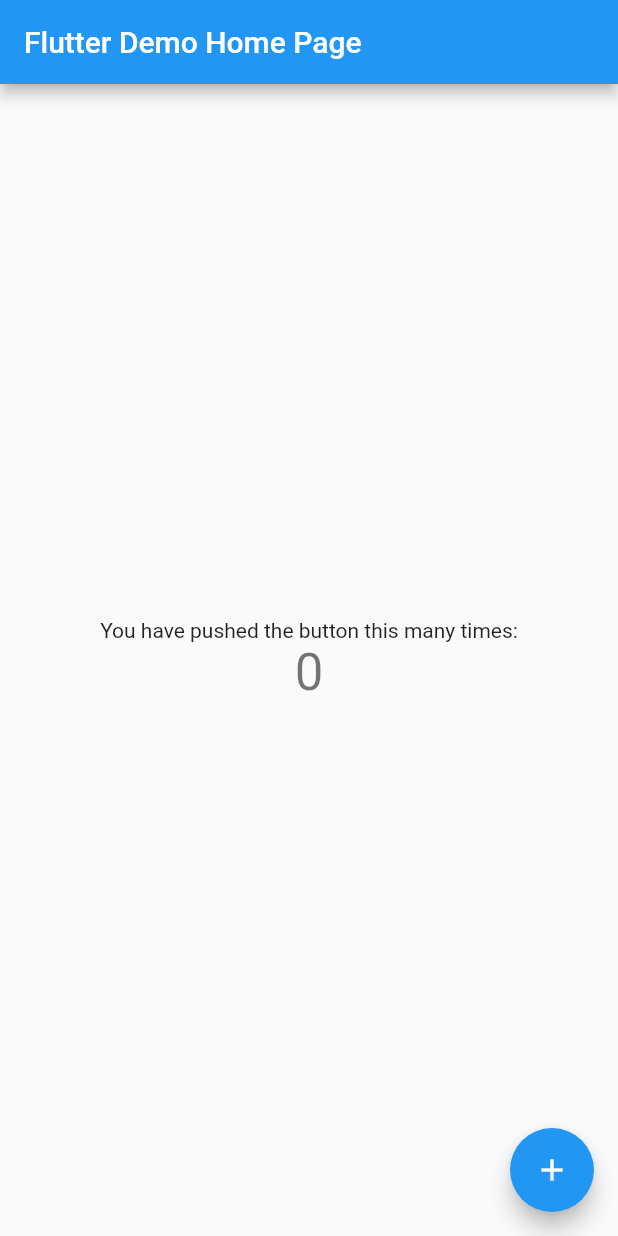
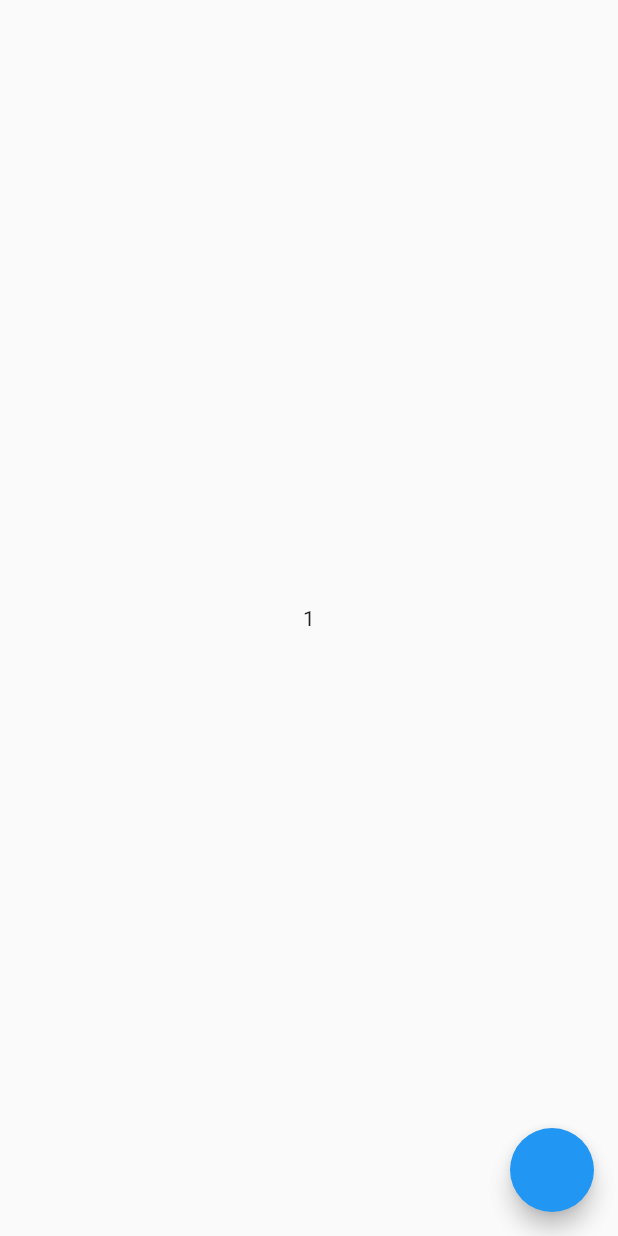
Before and after one commit to shahzebnaqvi/stacked_flutter_practice, a Flutter app: the screen it shows after launch, on a phone screen of 412 x 824 dp. Run offline on Flutter 3.47's test engine with Material 2 defaults, Android fonts, the phone set to English and light mode, and no system bars; our stand-ins replace stacked.

Commit message:
stacked fuctionality

```diff
--- a/lib/main.dart
+++ b/lib/main.dart
@@ -1,4 +1,5 @@
 import 'package:flutter/material.dart';
+import 'package:stacked_flutter_practice/view/home/home_view.dart';
 
 void main() {
   runApp(const MyApp());
@@ -7,109 +8,8 @@ void main() {
 class MyApp extends StatelessWidget {
   const MyApp({Key? key}) : super(key: key);
 
-  // This widget is the root of your application.
   @override
   Widget build(BuildContext context) {
-    return MaterialApp(
-      title: 'Flutter Demo',
-      theme: ThemeData(
-        // This is the theme of your application.
-        //
-        // Try running your application with "flutter run". You'll see the
-        // application has a blue toolbar. Then, without quitting the app, try
-        // changing the primarySwatch below to Colors.green and then invoke
-        // "hot reload" (press "r" in the console where you ran "flutter run",
-        // or simply save your changes to "hot reload" in a Flutter IDE).
-        // Notice that the counter didn't reset back to zero; the application
-        // is not restarted.
-        primarySwatch: Colors.blue,
-      ),
-      home: const MyHomePage(title: 'Flutter Demo Home Page'),
-    );
+    return MaterialApp(home: Home());
   }
 }
-
-class MyHomePage extends StatefulWidget {
-  const MyHomePage({Key? key, required this.title}) : super(key: key);
-
-  // This widget is the home page of your application. It is stateful, meaning
-  // that it has a State object (defined below) that contains fields that affect
-  // how it looks.
-
-  // This class is the configuration for the state. It holds the values (in this
-  // case the title) provided by the parent (in this case the App widget) and
-  // used by the build method of the State. Fields in a Widget subclass are
-  // always marked "final".
-
-  final String title;
-
-  @override
-  State<MyHomePage> createState() => _MyHomePageState();
-}
-
-class _MyHomePageState extends State<MyHomePage> {
-  int _counter = 0;
-
-  void _incrementCounter() {
-    setState(() {
-      // This call to setState tells the Flutter framework that something has
-      // changed in this State, which causes it to rerun the build method below
-      // so that the display can reflect the updated values. If we changed
-      // _counter without calling setState(), then the build method would not be
-      // called again, and so nothing would appear to happen.
-      _counter++;
-    });
-  }
-
-  @override
-  Widget build(BuildContext context) {
-    // This method is rerun every time setState is called, for instance as done
-    // by the _incrementCounter method above.
-    //
-    // The Flutter framework has been optimized to make rerunning build methods
-    // fast, so that you can just rebuild anything that needs updating rather
-    // than having to individually change instances of widgets.
-    return Scaffold(
-      appBar: AppBar(
-        // Here we take the value from the MyHomePage object that was created by
-        // the App.build method, and use it to set our appbar title.
-        title: Text(widget.title),
-      ),
-      body: Center(
-        // Center is a layout widget. It takes a single child and positions it
-        // in the middle of the parent.
-        child: Column(
-          // Column is also a layout widget. It takes a list of children and
-          // arranges them vertically. By default, it sizes itself to fit its
-          // children horizontally, and tries to be as tall as its parent.
-          //
-          // Invoke "debug painting" (press "p" in the console, choose the
-          // "Toggle Debug Paint" action from the Flutter Inspector in Android
-          // Studio, or the "Toggle Debug Paint" command in Visual Studio Code)
-          // to see the wireframe for each widget.
-          //
-          // Column has various properties to control how it sizes itself and
-          // how it positions its children. Here we use mainAxisAlignment to
-          // center the children vertically; the main axis here is the vertical
-          // axis because Columns are vertical (the cross axis would be
-          // horizontal).
-          mainAxisAlignment: MainAxisAlignment.center,
-          children: <Widget>[
-            const Text(
-              'You have pushed the button this many times:',
-            ),
-            Text(
-              '$_counter',
-              style: Theme.of(context).textTheme.headline4,
-            ),
-          ],
-        ),
-      ),
-      floatingActionButton: FloatingActionButton(
-        onPressed: _incrementCounter,
-        tooltip: 'Increment',
-        child: const Icon(Icons.add),
-      ), // This trailing comma makes auto-formatting nicer for build methods.
-    );
-  }
-}
--- /dev/null
+++ b/lib/view/home/home_view.dart
@@ -0,0 +1,26 @@
+import 'package:flutter/material.dart';
+import 'package:stacked_flutter_practice/view/home/home_view_model.dart';
+import 'package:stacked/stacked.dart';
+
+class Home extends StatelessWidget {
+  const Home({Key? key}) : super(key: key);
+
+  @override
+  Widget build(BuildContext context) {
+    return ViewModelBuilder<HomeViewModel>.reactive(
+      viewModelBuilder: () => HomeViewModel(),
+      onModelReady: (viewModel) => viewModel.incrementCounter(),
+      builder: (context, viewModel, child) => Scaffold(
+        floatingActionButton: FloatingActionButton(
+          onPressed: () {
+            viewModel.incrementCounter();
+            // viewModel.updateTitle();
+          },
+        ),
+        body: Center(
+          child: Text("${viewModel.count}"),
+        ),
+      ),
+    );
+  }
+}
--- /dev/null
+++ b/lib/view/home/home_view_model.dart
@@ -0,0 +1,13 @@
+import 'package:stacked/stacked.dart';
+
+class HomeViewModel extends BaseViewModel {
+  int count = 0;
+
+  // int get counter => count;
+
+  incrementCounter() {
+    count++;
+    print(count);
+    notifyListeners();
+  }
+}
--- a/pubspec.yaml
+++ b/pubspec.yaml
@@ -34,6 +34,7 @@ dependencies:
   # The following adds the Cupertino Icons font to your application.
   # Use with the CupertinoIcons class for iOS style icons.
   cupertino_icons: ^1.0.2
+  stacked: ^2.3.0
 
 dev_dependencies:
   flutter_test:
```
Also changed, not shown: pubspec.lock.
